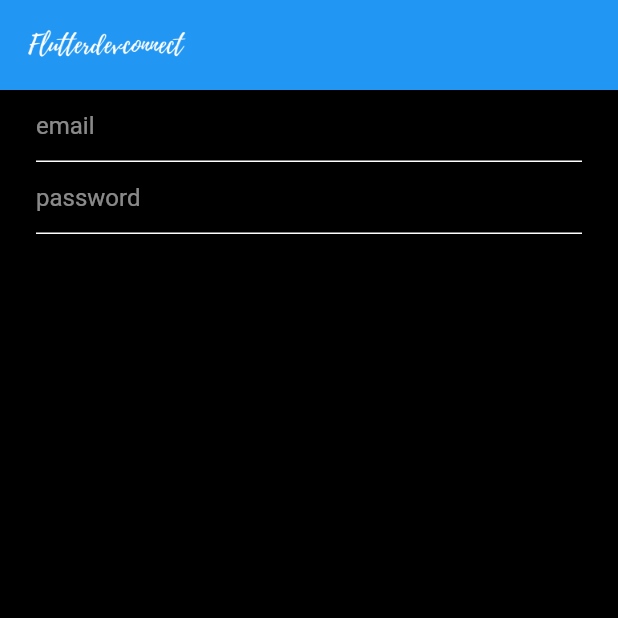
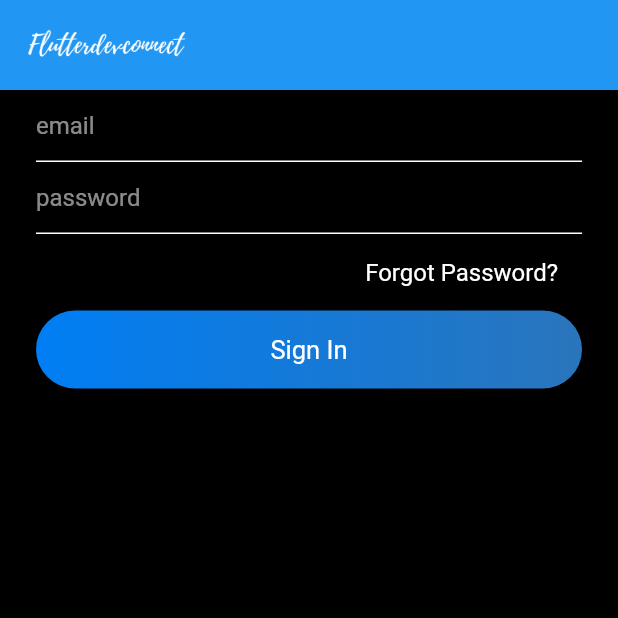
Before and after one commit to mujeeb11503051/chat_app_firebase, a Flutter app: the screen it shows after launch, on a phone screen of 412 x 824 dp, the top half of it. Run offline on Flutter 3.47's test engine with Material 2 defaults, Android fonts, the phone set to English and light mode, and no system bars.

Commit message:
added the sign in button

```diff
--- a/lib/views/sign_in.dart
+++ b/lib/views/sign_in.dart
@@ -13,7 +13,8 @@ class _SignInState extends State<SignIn> {
   Widget build(BuildContext context) {
     return Scaffold(
       appBar: PreferredSize(
-        preferredSize: Size.fromHeight(60.0), child: appBarMain(context),
+        preferredSize: Size.fromHeight(60.0),
+        child: appBarMain(context),
       ),
       body: Container(
         child: Padding(
@@ -21,18 +22,46 @@ class _SignInState extends State<SignIn> {
           child: Column(
             children: [
               TextField(
-                style: simpleTextStyle(),
-                decoration: textFieldInputDecoration("email")
-              ),
+                  style: simpleTextStyle(),
+                  decoration: textFieldInputDecoration("email")),
               TextField(
                   style: simpleTextStyle(),
-                  decoration: textFieldInputDecoration("password")
+                  decoration: textFieldInputDecoration("password")),
+              SizedBox(
+                height: 8.0,
+              ),
+              Container(
+                alignment: Alignment.centerRight,
+                padding: EdgeInsets.symmetric(horizontal: 16, vertical: 8),
+                child: Text(
+                  "Forgot Password?",
+                  style: simpleTextStyle(),
+                ),
+              ),
+              SizedBox(
+                height: 8.0,
+              ),
+              Container(
+                padding: EdgeInsets.symmetric(vertical: 16),
+                decoration: BoxDecoration(
+                    borderRadius: BorderRadius.circular(30),
+                    gradient: LinearGradient(
+                      colors: [
+                        const Color(0xff007EF4),
+                        const Color(0xff2A75BC)
+                      ],
+                    )),
+                width: MediaQuery.of(context).size.width,
+                child: Text(
+                  "Sign In",
+                  style: biggerTextStyle(),
+                  textAlign: TextAlign.center,
+                ),
               ),
             ],
           ),
         ),
       ),
-
     );
   }
 }
```
